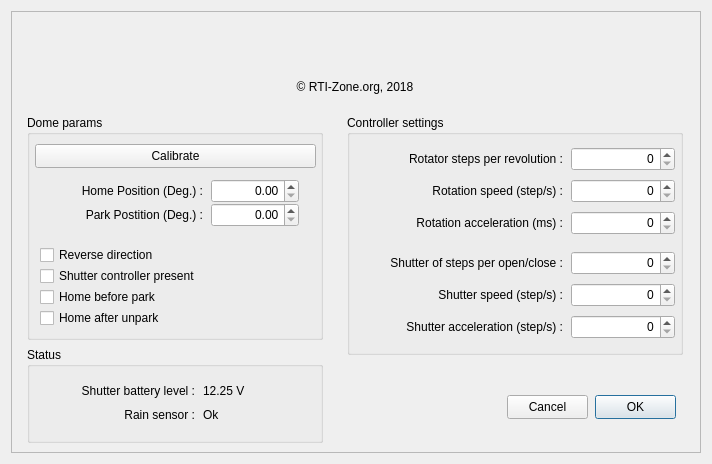
The window that NexDomeV3.ui (rpineau/NexDomeV3) describes before a commit, drawn with Qt 5.
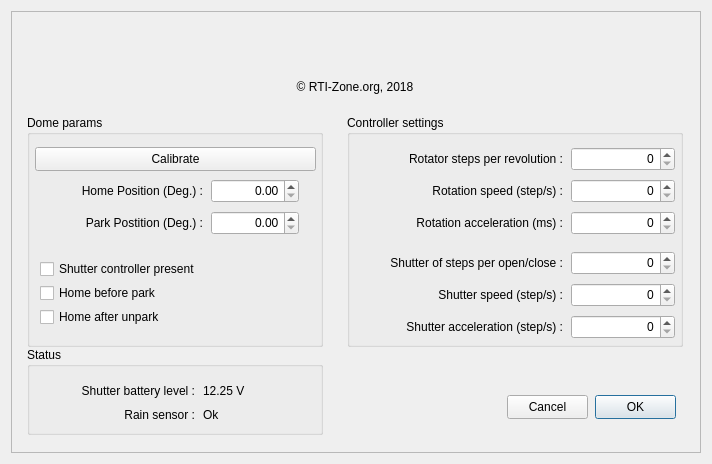
The same window after the commit. Icons and pictures are not drawn. Custom widgets are drawn as their Qt base class.

What changed in the file:
```diff
--- a/NexDomeV3.ui
+++ b/NexDomeV3.ui
@@ -58,7 +58,7 @@
         <x>16</x>
         <y>104</y>
         <width>296</width>
-        <height>225</height>
+        <height>232</height>
        </rect>
       </property>
       <property name="title">
@@ -68,7 +68,7 @@
        <property name="geometry">
         <rect>
          <x>13</x>
-         <y>193</y>
+         <y>192</y>
          <width>140</width>
          <height>20</height>
         </rect>
@@ -81,7 +81,7 @@
        <property name="geometry">
         <rect>
          <x>8</x>
-         <y>29</y>
+         <y>32</y>
          <width>281</width>
          <height>24</height>
         </rect>
@@ -94,7 +94,7 @@
        <property name="geometry">
         <rect>
          <x>13</x>
-         <y>151</y>
+         <y>144</y>
          <width>183</width>
          <height>20</height>
         </rect>
@@ -103,24 +103,11 @@
         <string>Shutter controller present</string>
        </property>
       </widget>
-      <widget class="QCheckBox" name="needReverse">
-       <property name="geometry">
-        <rect>
-         <x>13</x>
-         <y>130</y>
-         <width>132</width>
-         <height>20</height>
-        </rect>
-       </property>
-       <property name="text">
-        <string>Reverse direction</string>
-       </property>
-      </widget>
       <widget class="QCheckBox" name="homeOnPark">
        <property name="geometry">
         <rect>
          <x>13</x>
-         <y>172</y>
+         <y>168</y>
          <width>136</width>
          <height>20</height>
         </rect>
@@ -165,7 +152,7 @@
        <property name="geometry">
         <rect>
          <x>32</x>
-         <y>88</y>
+         <y>96</y>
          <width>144</width>
          <height>24</height>
         </rect>
@@ -181,7 +168,7 @@
        <property name="geometry">
         <rect>
          <x>184</x>
-         <y>88</y>
+         <y>96</y>
          <width>88</width>
          <height>24</height>
         </rect>
@@ -200,7 +187,7 @@
         <x>336</x>
         <y>104</y>
         <width>336</width>
-        <height>240</height>
+        <height>232</height>
        </rect>
       </property>
       <property name="title">
@@ -472,7 +459,7 @@
         <x>16</x>
         <y>336</y>
         <width>296</width>
-        <height>96</height>
+        <height>88</height>
        </rect>
       </property>
       <property name="title">
```
